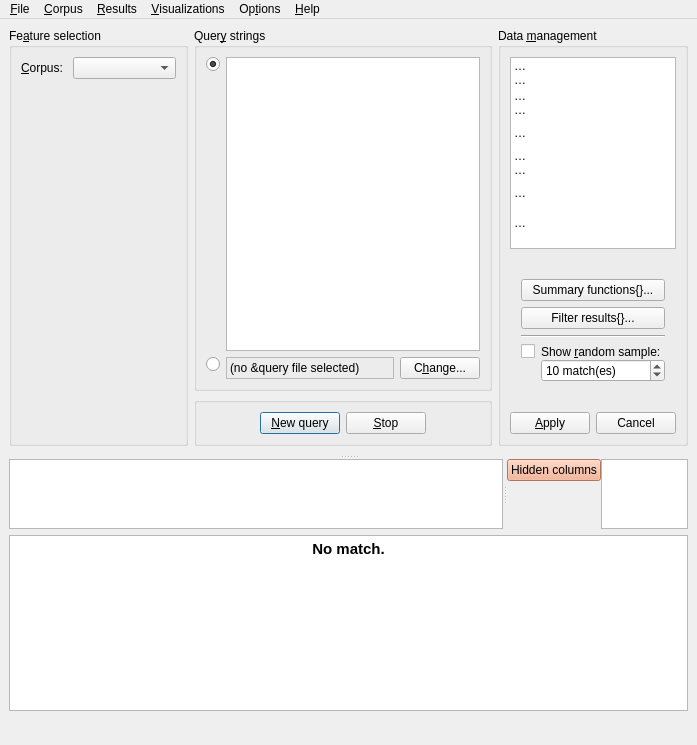
First picture: the form in coquery/gui/ui/coquery.ui, repository gkunter/coquery, before the edit.
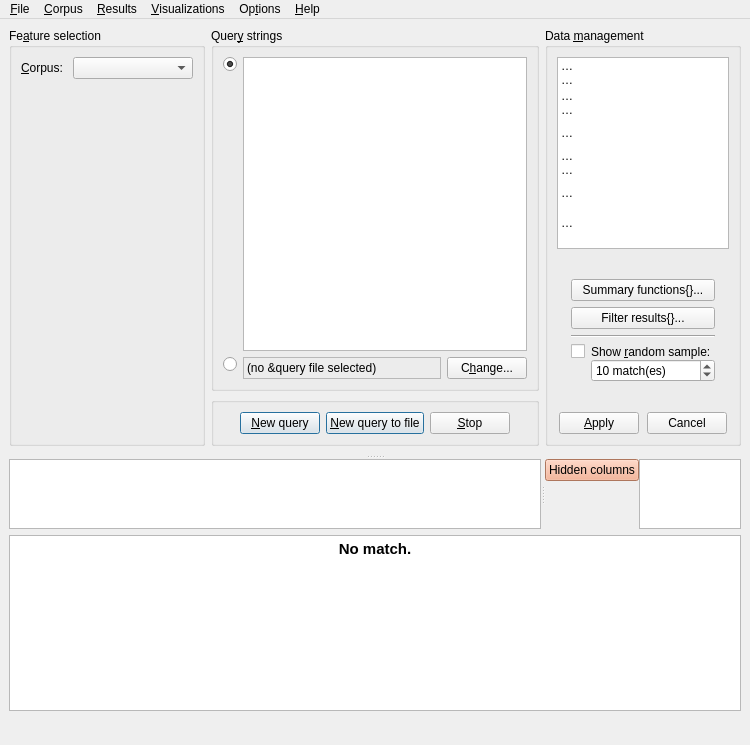
Second picture: the form after the edit. Icons and pictures are not drawn. Custom widgets are drawn as their Qt base class.

Commit message: Revise 'New query to file' interface so that the to_file state is properly set afterwards

What changed in the file:
```diff
--- a/coquery/gui/ui/coquery.ui
+++ b/coquery/gui/ui/coquery.ui
@@ -6,7 +6,7 @@
    <rect>
     <x>0</x>
     <y>0</y>
-    <width>697</width>
+    <width>720</width>
     <height>745</height>
    </rect>
   </property>
@@ -229,6 +229,28 @@
              </property>
             </widget>
            </item>
+           <item>
+            <widget class="QPushButton" name="button_run_query_to_file">
+             <property name="sizePolicy">
+              <sizepolicy hsizetype="Fixed" vsizetype="Fixed">
+               <horstretch>0</horstretch>
+               <verstretch>0</verstretch>
+              </sizepolicy>
+             </property>
+             <property name="text">
+              <string>&amp;New query to file</string>
+             </property>
+             <property name="shortcut">
+              <string>Ctrl+N</string>
+             </property>
+             <property name="autoDefault">
+              <bool>true</bool>
+             </property>
+             <property name="default">
+              <bool>true</bool>
+             </property>
+            </widget>
+           </item>
            <item>
             <widget class="QPushButton" name="button_stop_query">
              <property name="sizePolicy">
@@ -1080,8 +1102,8 @@
            <string>&lt;!DOCTYPE HTML PUBLIC &quot;-//W3C//DTD HTML 4.0//EN&quot; &quot;http://www.w3.org/TR/REC-html40/strict.dtd&quot;&gt;
 &lt;html&gt;&lt;head&gt;&lt;meta name=&quot;qrichtext&quot; content=&quot;1&quot; /&gt;&lt;style type=&quot;text/css&quot;&gt;
 p, li { white-space: pre-wrap; }
-&lt;/style&gt;&lt;/head&gt;&lt;body style=&quot; font-family:'Oxygen-Sans'; font-size:10pt; font-weight:400; font-style:normal;&quot;&gt;
-&lt;p align=&quot;center&quot; style=&quot; margin-top:0px; margin-bottom:0px; margin-left:0px; margin-right:0px; -qt-block-indent:0; text-indent:0px;&quot;&gt;&lt;span style=&quot; font-family:'Droid Sans'; font-size:11pt; font-weight:600;&quot;&gt;No match.&lt;/span&gt;&lt;/p&gt;&lt;/body&gt;&lt;/html&gt;</string>
+&lt;/style&gt;&lt;/head&gt;&lt;body style=&quot; font-family:'Oxygen-Sans'; font-size:11pt; font-weight:400; font-style:normal;&quot;&gt;
+&lt;p align=&quot;center&quot; style=&quot; margin-top:0px; margin-bottom:0px; margin-left:0px; margin-right:0px; -qt-block-indent:0; text-indent:0px;&quot;&gt;&lt;span style=&quot; font-family:'Droid Sans'; font-weight:600;&quot;&gt;No match.&lt;/span&gt;&lt;/p&gt;&lt;/body&gt;&lt;/html&gt;</string>
           </property>
           <property name="textInteractionFlags">
            <set>Qt::NoTextInteraction</set>
@@ -1102,8 +1124,8 @@
     <rect>
      <x>0</x>
      <y>0</y>
-     <width>697</width>
-     <height>27</height>
+     <width>720</width>
+     <height>26</height>
     </rect>
    </property>
    <widget class="QMenu" name="menuFile">
```
The commit also changes 2 other files.
